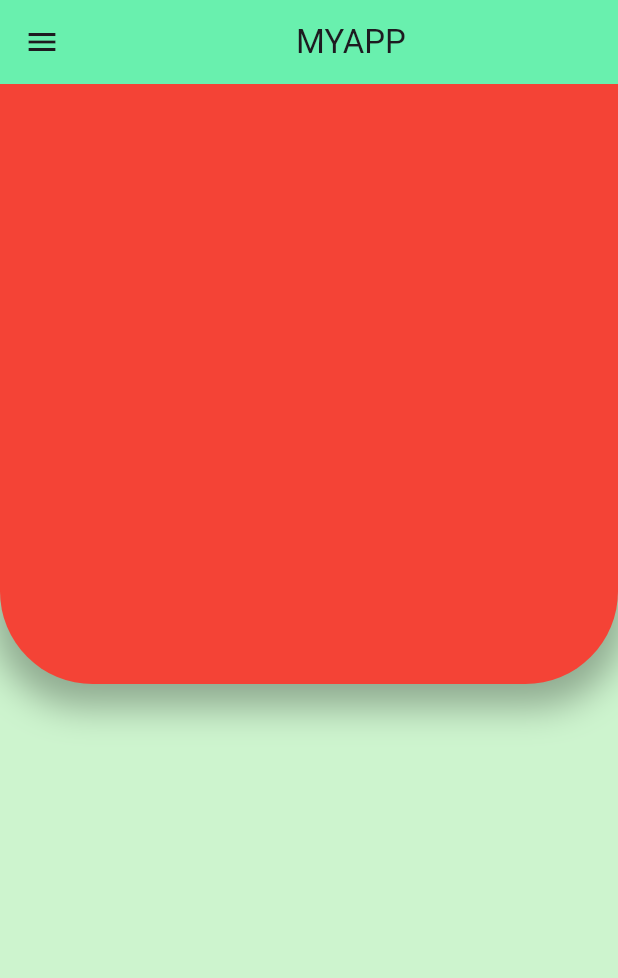
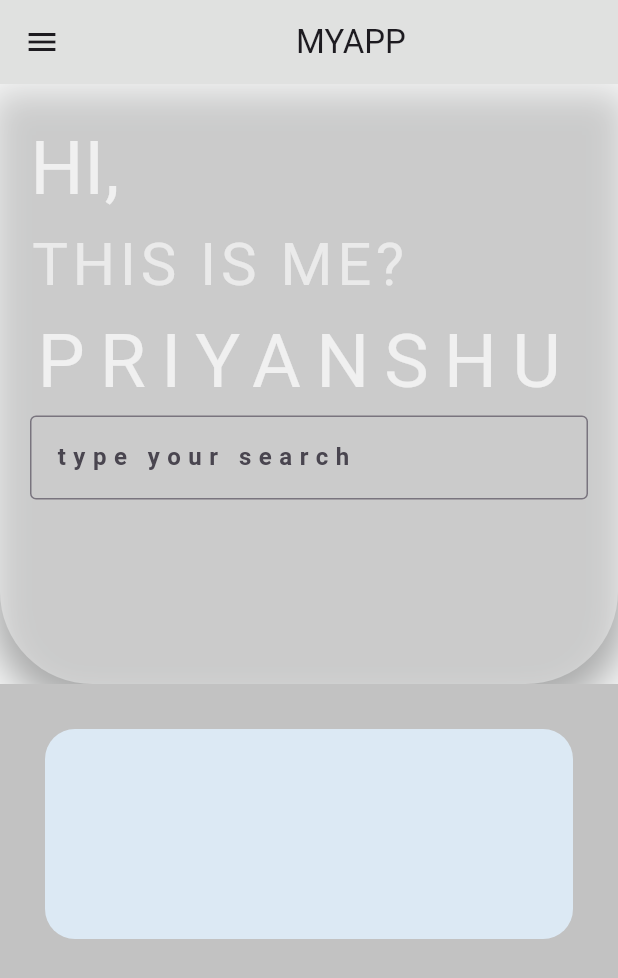
Before and after one commit to priyanshu4492/rev_repo_flutter, a Flutter app: the screen it shows after launch, on a phone screen of 412 x 824 dp. Shown: the top 978 px of the screen. Run offline on Flutter 3.47's test engine with Material 3 defaults, Android fonts, the light colour scheme and no system bars.

Commit message:
ui upgrade

```diff
--- a/lib/pages/shapes.dart
+++ b/lib/pages/shapes.dart
@@ -6,6 +6,16 @@ void main() {
 
 class MyApp extends StatelessWidget {
   const MyApp({super.key});
+  Widget typeText() {
+    return TextField(
+      decoration: InputDecoration(
+        hintText: "type your search ",
+        hintStyle: TextStyle(fontWeight: FontWeight.bold, letterSpacing: 5),
+
+        border: OutlineInputBorder(),
+      ),
+    );
+  }
 
   @override
   Widget build(BuildContext context) {
@@ -15,25 +25,29 @@ class MyApp extends StatelessWidget {
       debugShowCheckedModeBanner: false,
 
       home: Scaffold(
-        backgroundColor: const Color.fromARGB(255, 205, 244, 206),
+        backgroundColor: const Color.fromARGB(255, 244, 245, 245),
         appBar: AppBar(
-          leading: IconButton(onPressed: (){}, icon: Icon(Icons.menu)),
-          title: Center(child: Text("MYAPP" ),
 
-          ),
-          backgroundColor: Colors.greenAccent,
+          title: Center(child: Text("MYAPP")),
+          backgroundColor: const Color.fromARGB(255, 224, 225, 224),
         ),
+        drawer: Drawer(
+          backgroundColor: const Color.fromARGB(255, 213, 211, 211),
+          width: 200,
 
-        body: Column(
+        ),
+        body: ListView(
           children: [
             Container(
+              padding: EdgeInsets.all(20),
               height: 400,
               width: double.infinity,
+
               decoration: BoxDecoration(
-                color: Colors.red,
+                color: Colors.white38,
                 borderRadius: BorderRadius.only(
-                    bottomLeft: Radius.circular(screenWidth*0.15),
-                    bottomRight: Radius.circular(screenWidth*0.15),
+                  bottomLeft: Radius.circular(screenWidth * 0.15),
+                  bottomRight: Radius.circular(screenWidth * 0.15),
                 ),
                 boxShadow: [
                   BoxShadow(
@@ -41,11 +55,95 @@ class MyApp extends StatelessWidget {
                     blurRadius: 20,
                     spreadRadius: 5,
                     offset: Offset(0, 10),
-                  )
-                ]
+                  ),
+                ],
               ),
 
+              child: Column(
+                mainAxisAlignment: MainAxisAlignment.start,
+                crossAxisAlignment: CrossAxisAlignment.start,
+                children: [
+                  Text(
+                    "HI, ",
+                    style: TextStyle(fontSize: 50, color: Colors.white70),
+                  ),
+                  Text(
+                    "THIS IS ME?",
+                    style: TextStyle(
+                      fontSize: 40,
+                      color: Colors.white60,
+                      letterSpacing: 3,
+                    ),
+                  ),
+                  Text(
+                    "PRIYANSHU",
+                    style: TextStyle(
+                      fontSize: 50,
+                      color: Colors.white70,
+                      letterSpacing: 10.0,
+                    ),
+                  ),
+                  TextField(
+                    decoration: InputDecoration(
+                      hintText: "type your search ",
+                      hintStyle: TextStyle(
+                        fontWeight: FontWeight.bold,
+                        letterSpacing: 5,
+                      ),
 
+                      border: OutlineInputBorder(),
+                    ),
+                  ),
+                ],
+              ),
+            ),
+
+            Container(
+              padding: EdgeInsets.all(20),
+              height: 200,
+              width: double.infinity,
+              decoration: BoxDecoration(color: const Color.fromARGB(255, 194, 194, 194)),
+              child: SizedBox(
+                height: 250,
+                child: PageView(
+
+                  children: [
+
+                    Container(
+                      margin: EdgeInsets.all(10),
+                      decoration: BoxDecoration(
+                        borderRadius: BorderRadius.circular(20),
+                        color: const Color.fromARGB(255, 220, 233, 244),
+                      ),
+                    ),
+
+                    Container(
+                      margin: EdgeInsets.all(10),
+                      decoration: BoxDecoration(
+                        borderRadius: BorderRadius.circular(20),
+                        color: const Color.fromARGB(255, 244, 245, 245),
+                      ),
+
+                    ),
+                    Container(
+                      margin: EdgeInsets.all(10),
+                      decoration: BoxDecoration(
+                        borderRadius: BorderRadius.circular(20),
+                        color: const Color.fromARGB(255, 220, 233, 244),
+                      ),
+
+                    ),
+
+                  ],
+                ),
+              )
+            ),
+            Expanded(
+              child: Container(
+                height: 500,
+                width: double.infinity,
+                decoration: BoxDecoration(color: const Color.fromARGB(255, 202, 202, 202)),
+              ),
             ),
           ],
         ),
```
